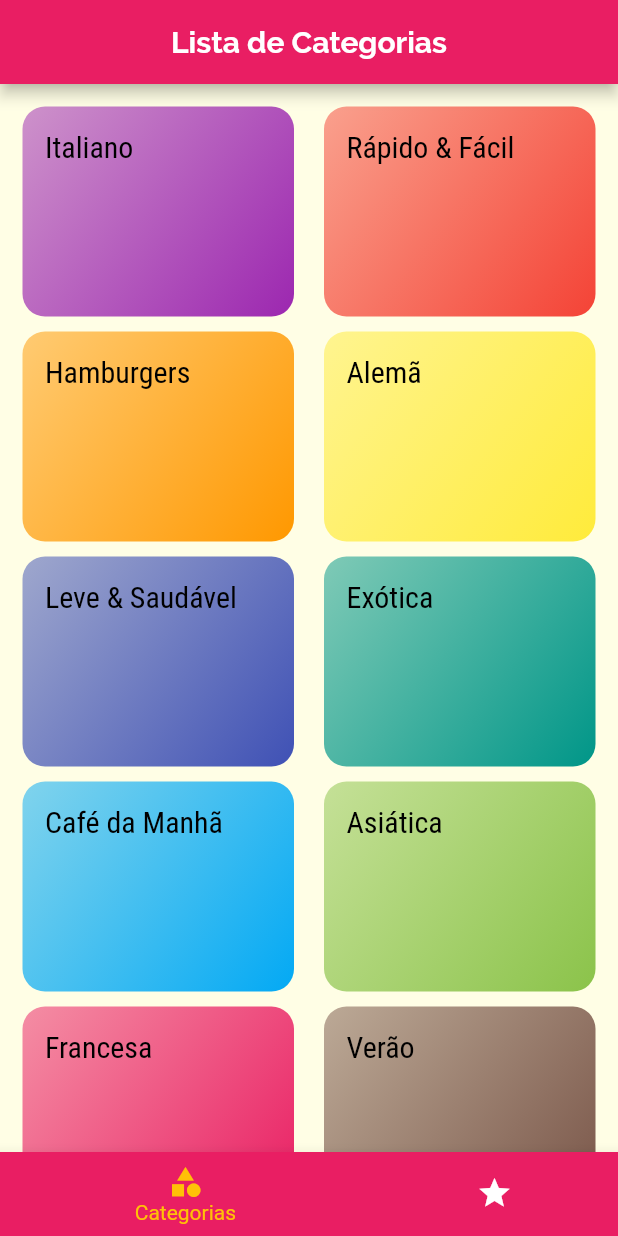
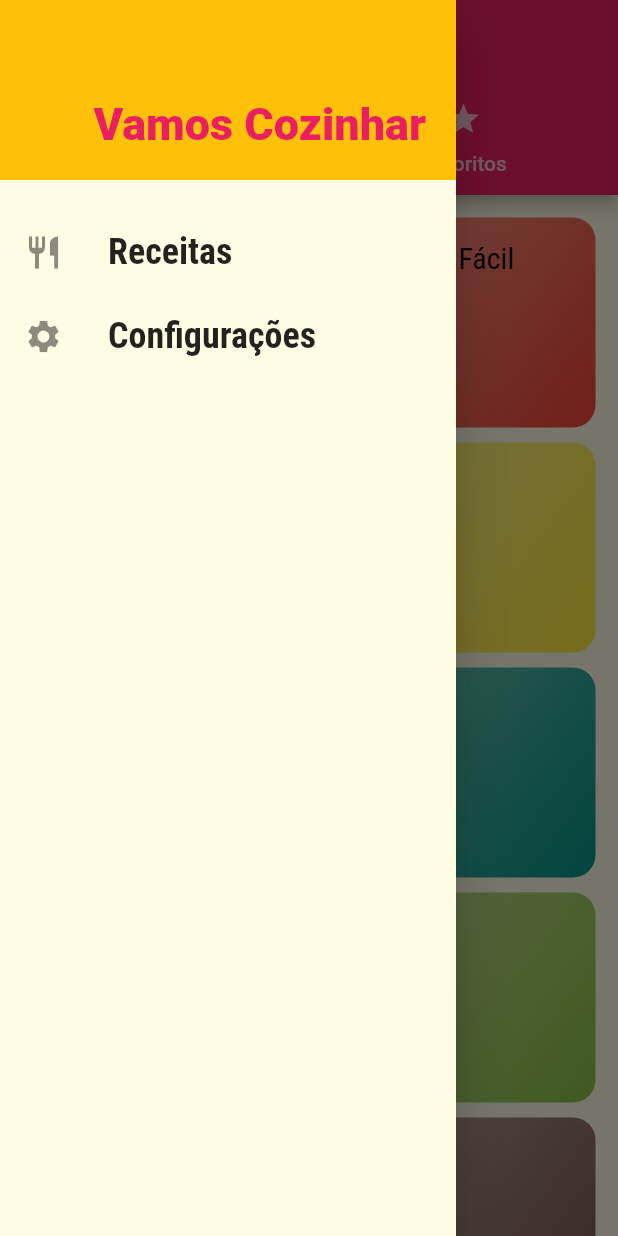
Before and after one commit to LuizRoberto18/meals_app, a Flutter app: the screen it shows after launch, with the side drawer open (before the commit the screen has no drawer), on a phone screen of 412 x 824 dp. Run offline on Flutter 3.47's test engine with Material 2 defaults, Android fonts, the phone set to English and light mode, and no system bars.

Commit message:
criando screen settings, componente drawer, rota para screen settings e metodo para guarda interação da tela com a função pop

```diff
--- /dev/null
+++ b/lib/components/main_drawer.dart
@@ -0,0 +1,63 @@
+import 'package:flutter/material.dart';
+
+import '../utils/app_routes.dart';
+
+class MainDrawer extends StatelessWidget {
+  const MainDrawer({Key? key}) : super(key: key);
+
+  Widget _createItem(IconData icon, String label, Function() onTap) {
+    return ListTile(
+      leading: Icon(
+        icon,
+        size: 26,
+      ),
+      title: Text(
+        label,
+        style: TextStyle(
+          fontFamily: 'RobotoCondensed',
+          fontSize: 24,
+          fontWeight: FontWeight.bold,
+        ),
+      ),
+      onTap: onTap,
+    );
+  }
+
+  @override
+  Widget build(BuildContext context) {
+    return Drawer(
+      backgroundColor: Theme.of(context).scaffoldBackgroundColor,
+      child: Column(
+        children: [
+          Container(
+            height: 120,
+            width: double.infinity,
+            padding: const EdgeInsets.all(20),
+            color: Theme.of(context).colorScheme.secondary,
+            alignment: Alignment.bottomRight,
+            child: Text(
+              "Vamos Cozinhar",
+              style: TextStyle(
+                fontWeight: FontWeight.w900,
+                fontSize: 30,
+                color: Theme.of(context).colorScheme.copyWith().primary,
+              ),
+            ),
+          ),
+          const SizedBox(height: 20),
+          _createItem(
+            Icons.restaurant,
+            "Receitas",
+            () => Navigator.of(context).pushReplacementNamed(AppRoutes.home),
+          ),
+          _createItem(
+            Icons.settings,
+            "Configurações",
+            () =>
+                Navigator.of(context).pushReplacementNamed(AppRoutes.settings),
+          ),
+        ],
+      ),
+    );
+  }
+}
--- a/lib/main.dart
+++ b/lib/main.dart
@@ -5,6 +5,7 @@ import 'screens/tabs_screen.dart';
 import 'screens/categories_screen.dart';
 import 'screens/categories_meals_screen.dart';
 import 'utils/app_routes.dart';
+import 'screens/settings_screen.dart';
 
 void main() {
   runApp(MyApp());
@@ -47,6 +48,7 @@ class MyApp extends StatelessWidget {
         AppRoutes.home: (ctx) => TabsScreen(),
         AppRoutes.categoriesMeals: (ctx) => CategoriesMealsScreen(),
         AppRoutes.mealDetail: (ctx) => MealDetailScreen(),
+        AppRoutes.settings: (ctx) => SettingsScreen(),
       },
     );
   }
--- a/lib/screens/meal_detail_screen.dart
+++ b/lib/screens/meal_detail_screen.dart
@@ -84,6 +84,12 @@ class MealDetailScreen extends StatelessWidget {
           ],
         ),
       ),
+      floatingActionButton: FloatingActionButton(
+        child: const Icon(Icons.star),
+        onPressed: () {
+          Navigator.of(context).pop(meal.title);
+        },
+      ),
     );
   }
 }
--- a/lib/screens/tabs_screen.dart
+++ b/lib/screens/tabs_screen.dart
@@ -1,6 +1,7 @@
 import 'package:flutter/material.dart';
 import 'categories_screen.dart';
 import 'favorite_screen.dart';
+import '../components/main_drawer.dart';
 
 class TabsScreen extends StatefulWidget {
   const TabsScreen({Key? key}) : super(key: key);
@@ -23,7 +24,7 @@ class _TabsScreenState extends State<TabsScreen> {
 
   @override
   Widget build(BuildContext context) {
-    return Scaffold(
+    /*return Scaffold(
       appBar: AppBar(
         title: Text(_screens[_selectedScreenIndex]['title'] as String),
       ),
@@ -47,10 +48,11 @@ class _TabsScreenState extends State<TabsScreen> {
           ),
         ],
       ),
-    );
-    /*return DefaultTabController(
+    );*/
+    return DefaultTabController(
       length: 2,
       child: Scaffold(
+        drawer: MainDrawer(),
         appBar: AppBar(
           title: const Text("Vamos cozinhar?"),
           bottom: const TabBar(
@@ -73,6 +75,6 @@ class _TabsScreenState extends State<TabsScreen> {
           ],
         ),
       ),
-    );*/
+    );
   }
 }
--- a/lib/utils/app_routes.dart
+++ b/lib/utils/app_routes.dart
@@ -5,4 +5,5 @@ class AppRoutes {
   static const home = '/';
   static const categoriesMeals = '/categories-meals';
   static const mealDetail = '/meal-detail';
+  static const settings = '/settings';
 }
```
Also changed, not shown: lib/components/meal_item.dart (+11 -1 lines), lib/screens/settings_screen.dart (added, +20 -0 lines).
